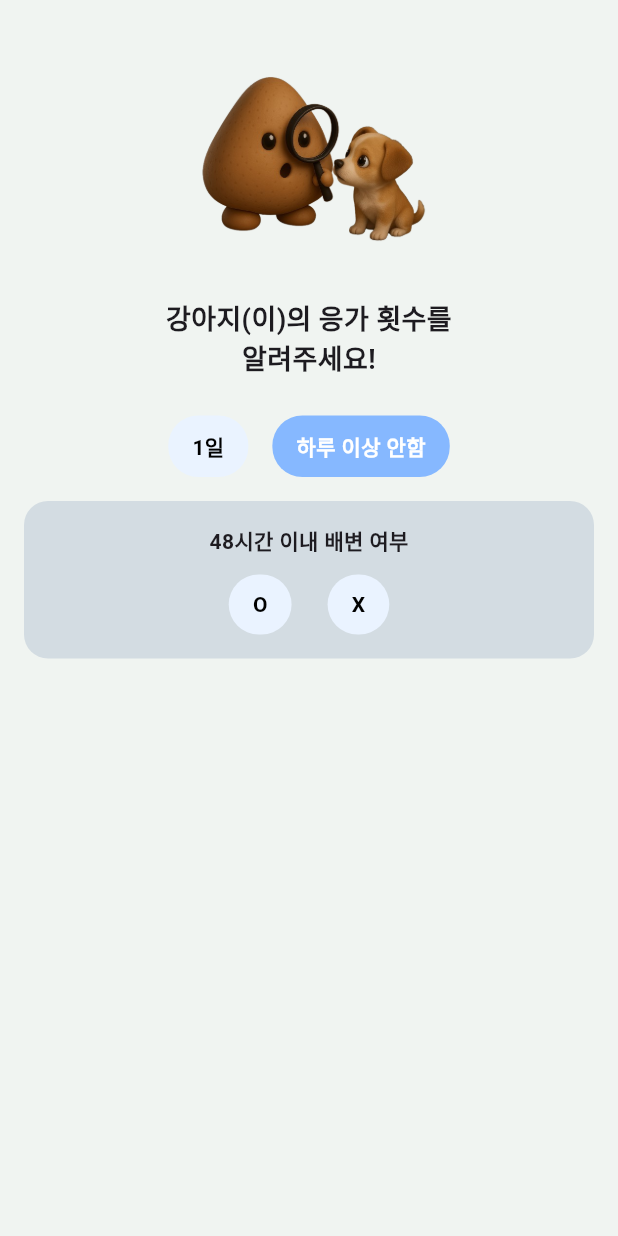
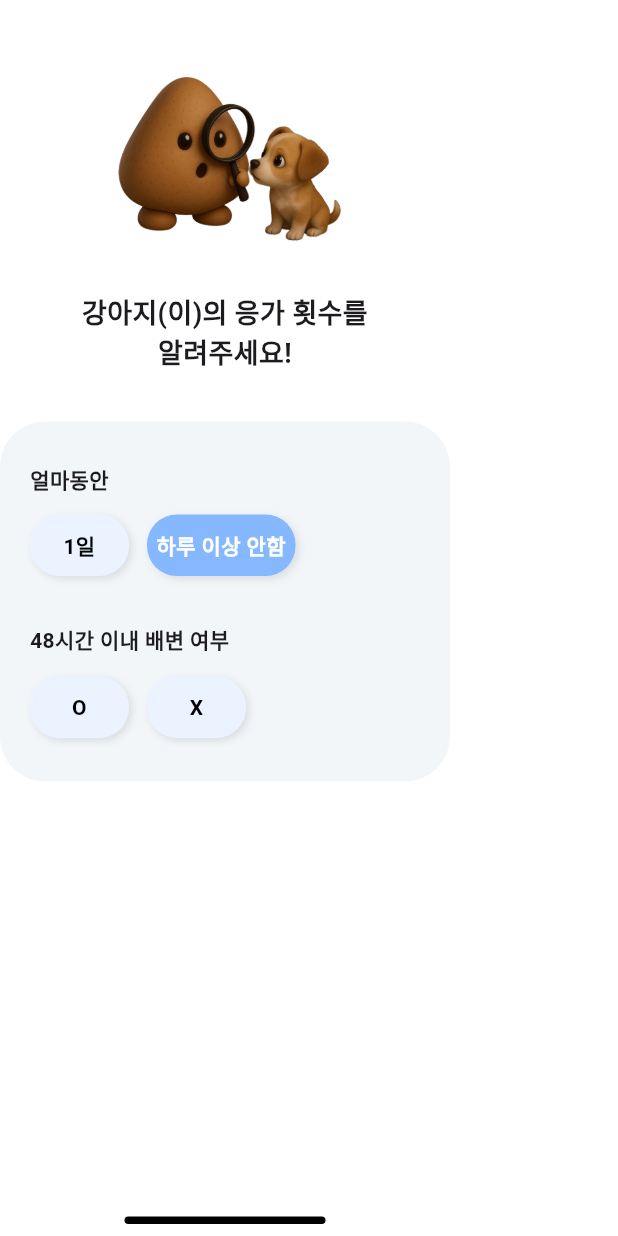
Before and after one commit to pxibvaw/IPS, a Flutter app: the CountScreen screen opened directly, after a tap on "1일", after a tap on "하루 이상 안함", on a phone screen of 412 x 824 dp. Run offline on Flutter 3.47's test engine with Material 3 defaults, Android fonts, the phone set to English and light mode, and no system bars; our stand-ins replace image_picker, table_calendar.

Commit message:
count_screen ui만 수정함

```diff
--- a/lib/count/count_screen.dart
+++ b/lib/count/count_screen.dart
@@ -7,7 +7,7 @@ class CountScreen extends StatefulWidget {
 }
 
 class _CountScreenState extends State<CountScreen> {
-  int? selectedDurationIndex; // 0: 1일, 1: 하루 이상 안함
+  int? selectedDurationIndex;
   int? selectedSubOptionIndex;
 
   final List<String> durations = ['1일', '하루 이상 안함'];
@@ -27,33 +27,101 @@ class _CountScreenState extends State<CountScreen> {
     });
   }
 
-  Widget buildHowMuchBox() {
-    return Container(
-      margin: EdgeInsets.all(16),
-      padding: EdgeInsets.all(16),
-      decoration: BoxDecoration(
-        color: Color(0xFFD3DCE2),
-        borderRadius: BorderRadius.circular(16),
-      ),
+  @override
+  Widget build(BuildContext context) {
+    return Scaffold(
+      backgroundColor: Colors.white,
+      body: SafeArea(
         child: Column(
           children: [
-          Text("얼마나", style: TextStyle(fontSize: 14, fontWeight: FontWeight.w600)),
+            const SizedBox(height: 20),
+            Image.asset("assets/ddong_searchDog.png", width: 163, height: 163),
             const SizedBox(height: 12),
+            const Text(
+              "강아지(이)의 응가 횟수를\n알려주세요!",
+              textAlign: TextAlign.center,
+              style: TextStyle(fontSize: 18, fontWeight: FontWeight.w600),
+            ),
+            const SizedBox(height: 32),
+            Container(
+              width: 300,
+              height: selectedDurationIndex ==0 ? 300
+                  : selectedDurationIndex ==1 ? 240 : 157,
+              decoration: BoxDecoration(
+                color: const Color(0xfff2f6f9),
+                borderRadius: BorderRadius.circular(30),
+              ),
+              padding: const EdgeInsets.all(20),
+              child: Column(
+                crossAxisAlignment: CrossAxisAlignment.start, // 좌측 정렬
+                children: [
+                  const SizedBox(height: 8),
+                  const Text("얼마동안", style: TextStyle(fontSize: 14, fontWeight: FontWeight.w600)),
+                  const SizedBox(height: 14),
+                  Row(
+                    children: List.generate(durations.length, (index) {
+                      final isSelected = selectedDurationIndex == index;
+                      return GestureDetector(
+                        onTap: () => onDurationSelected(index),
+                        child: Container(
+                          width: index == 0 ? 66 : 99,
+                          height: 41,
+                          margin: const EdgeInsets.only(right: 12),
+                          alignment: Alignment.center, // 글씨 가운데 정렬
+                          decoration: BoxDecoration(
+                            color: isSelected ? const Color(0xFF86B8FF) : const Color(0xFFEAF3FF),
+                            borderRadius: BorderRadius.circular(20),
+                            boxShadow: [
+                              BoxShadow(
+                                color: Colors.black.withOpacity(0.1),
+                                blurRadius: 4,
+                                offset: Offset(2, 2),
+                              ),
+                            ],
+                          ),
+                          child: Text(
+                            durations[index],
+                            textAlign: TextAlign.center,
+                            style: TextStyle(
+                              fontSize: 14,
+                              fontWeight: FontWeight.w600,
+                              color: isSelected ? Colors.white : Colors.black,
+                            ),
+                          ),
+                        ),
+                      );
+                    }),
+                  ),
+                  if (selectedDurationIndex == 0) ...[
+                    const SizedBox(height: 32),
+                    const Text("얼마나", style: TextStyle(fontSize: 14, fontWeight: FontWeight.w600)),
+                    const SizedBox(height: 14),
                     Wrap(
                       spacing: 12,
                       runSpacing: 12,
                       children: List.generate(subOptionsFor1Day.length, (index) {
                         final isSelected = selectedSubOptionIndex == index;
+                        double buttonWidth = index == 4? 83: 66;
+
                         return GestureDetector(
                           onTap: () => onSubOptionSelected(index),
                           child: Container(
-                  padding: EdgeInsets.symmetric(horizontal: 16, vertical: 10),
+                            width: buttonWidth, height: 41,
+                            alignment: Alignment.center,
                             decoration: BoxDecoration(
-                    color: isSelected ? Color(0xFF86B8FF) : Color(0xFFEAF3FF),
+                              color: isSelected ? const Color(0xFF86B8FF) : const Color(0xFFEAF3FF),
                               borderRadius: BorderRadius.circular(20),
+                              boxShadow: [
+                                BoxShadow(
+                                  color: Colors.black.withOpacity(0.1),
+                                  blurRadius: 4,
+                                  offset: Offset(2, 2),
+                                ),
+                              ],
                             ),
                             child: Text(
                               subOptionsFor1Day[index],
+                              textAlign: TextAlign.center,
                               style: TextStyle(
                                 fontSize: 14,
                                 fontWeight: FontWeight.w600,
@@ -65,37 +133,35 @@ class _CountScreenState extends State<CountScreen> {
                       }),
                     ),
                   ],
-      ),
-    );
-  }
-
-  Widget buildCheck48hBox() {
-    return Container(
-      margin: EdgeInsets.all(16),
-      padding: EdgeInsets.all(16),
-      decoration: BoxDecoration(
-        color: Color(0xFFD3DCE2),
-        borderRadius: BorderRadius.circular(16),
-      ),
-      child: Column(
-        children: [
-          Text("48시간 이내 배변 여부", style: TextStyle(fontSize: 14, fontWeight: FontWeight.w600)),
-          const SizedBox(height: 12),
+                  if (selectedDurationIndex == 1) ...[
+                    const SizedBox(height: 32),
+                    const Text("48시간 이내 배변 여부", style: TextStyle(fontSize: 14, fontWeight: FontWeight.w600)),
+                    const SizedBox(height: 14),
                     Row(
-            mainAxisAlignment: MainAxisAlignment.center,
                       children: List.generate(subOptionsForNone.length, (index) {
                         final isSelected = selectedSubOptionIndex == index;
                         return GestureDetector(
                           onTap: () => onSubOptionSelected(index),
                           child: Container(
-                  margin: EdgeInsets.symmetric(horizontal: 12),
-                  padding: EdgeInsets.symmetric(horizontal: 16, vertical: 10),
+                            width: 66,
+                            height: 41,
+                            margin: const EdgeInsets.only(right: 12),
+                            alignment: Alignment.center,
                             decoration: BoxDecoration(
-                    color: isSelected ? Color(0xFF86B8FF) : Color(0xFFEAF3FF),
+                              color: isSelected ? const Color(0xFF86B8FF) : const Color(0xFFEAF3FF),
                               borderRadius: BorderRadius.circular(20),
+                              boxShadow: [
+                                BoxShadow(
+                                  color: Colors.black.withOpacity(0.1),
+                                  blurRadius: 4,
+                                  offset: Offset(2, 2),
                                 ),
-                  child: Text(
+                              ],
+                            ),
+                            child:
+                            Text(
                               subOptionsForNone[index],
+                              textAlign: TextAlign.center,
                               style: TextStyle(
                                 fontSize: 14,
                                 fontWeight: FontWeight.w600,
@@ -107,77 +173,53 @@ class _CountScreenState extends State<CountScreen> {
                       }),
                     ),
                   ],
-      ),
-    );
-  }
-
-  @override
-  Widget build(BuildContext context) {
-    return Scaffold(
-      backgroundColor: Color(0xFFF0F4F1),
-      body: SafeArea(
-        child: Column(
-          children: [
-            const SizedBox(height: 20),
-            Image.asset("assets/ddong_searchDog.png", width: 163, height: 163),
-            const SizedBox(height: 16),
-            Text(
-              "강아지(이)의 응가 횟수를\n알려주세요!",
-              textAlign: TextAlign.center,
-              style: TextStyle(fontSize: 18, fontWeight: FontWeight.w600),
-            ),
-            const SizedBox(height: 24),
-            Row(
-              mainAxisAlignment: MainAxisAlignment.center,
-              children: List.generate(durations.length, (index) {
-                final isSelected = selectedDurationIndex == index;
-                return GestureDetector(
-                  onTap: () => onDurationSelected(index),
-                  child: Container(
-                    margin: const EdgeInsets.symmetric(horizontal: 8),
-                    padding: const EdgeInsets.symmetric(horizontal: 16, vertical: 10),
-                    decoration: BoxDecoration(
-                      color: isSelected ? Color(0xFF86B8FF) : Color(0xFFEAF3FF),
-                      borderRadius: BorderRadius.circular(20),
-                    ),
-                    child: Text(
-                      durations[index],
-                      style: TextStyle(
-                        fontSize: 14,
-                        fontWeight: FontWeight.w600,
-                        color: isSelected ? Colors.white : Colors.black,
+                ],
               ),
             ),
-                  ),
-                );
-              }),
-            ),
-            if (selectedDurationIndex == 0) buildHowMuchBox(),
-            if (selectedDurationIndex == 1) buildCheck48hBox(),
-            const SizedBox(height: 24),
+            const Spacer(),
             if (selectedSubOptionIndex != null)
-              ElevatedButton(
-                onPressed: () {
+              GestureDetector(
+                onTap: () {
                   Navigator.push(
                     context,
                     MaterialPageRoute(builder: (_) => LoadingScreen()),
                   );
                 },
-                style: ElevatedButton.styleFrom(
-                  backgroundColor: Color(0xFFEBF3FF),
-                  shape: RoundedRectangleBorder(
-                    borderRadius: BorderRadius.circular(10),
+                child: Container(
+                  width: 342,
+                  height: 47,
+                  decoration: BoxDecoration(
+                    color: const Color(0xffebf3ff),
+                    borderRadius: BorderRadius.circular(20),
+                    boxShadow: [
+                      BoxShadow(
+                        color: Colors.black.withOpacity(0.1),
+                        blurRadius: 6,
+                        offset: Offset(3, 3),
                       ),
-                  padding: const EdgeInsets.symmetric(horizontal: 50, vertical: 16),
+                    ],
                   ),
+                  alignment: Alignment.center,
                   child: const Text(
                     "분석",
                     style: TextStyle(
                       fontSize: 16,
+                      fontWeight: FontWeight.w600,
                       color: Colors.black,
                     ),
                   ),
                 ),
+              ),
+            const SizedBox(height: 12),
+            Container(
+              width: 134,
+              height: 5,
+              decoration: BoxDecoration(
+                borderRadius: BorderRadius.circular(100),
+                color: Colors.black,
+              ),
+            ),
+            const SizedBox(height: 8),
           ],
         ),
       ),
```
Lines whose indentation alone changed are shown as unchanged.
